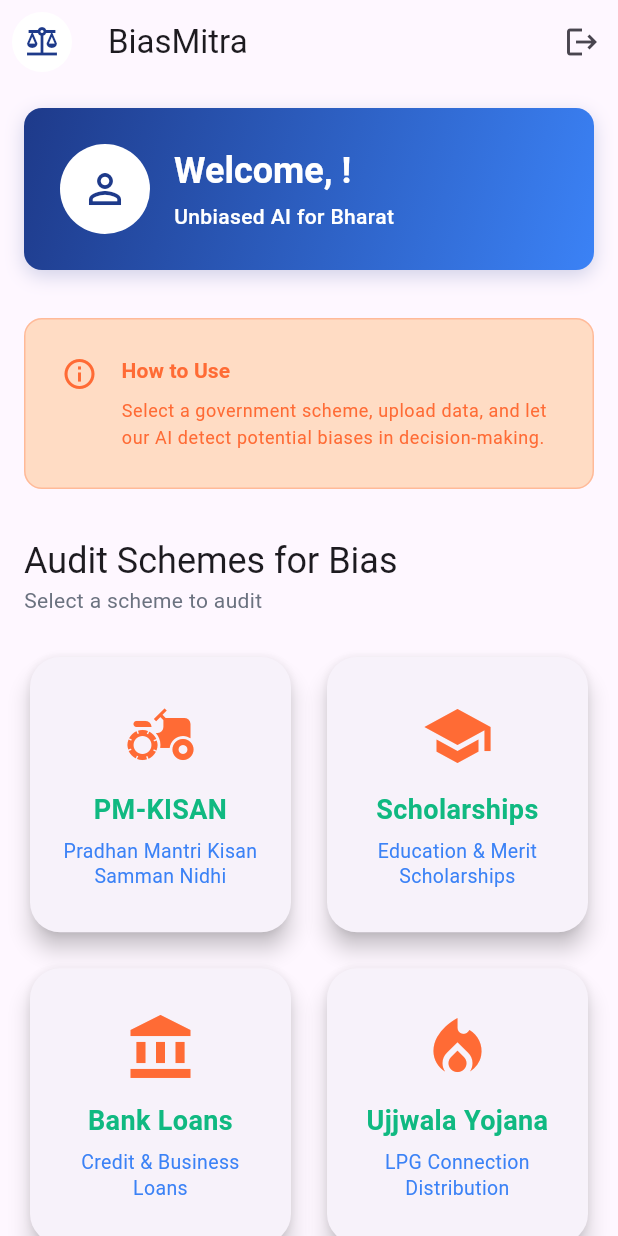
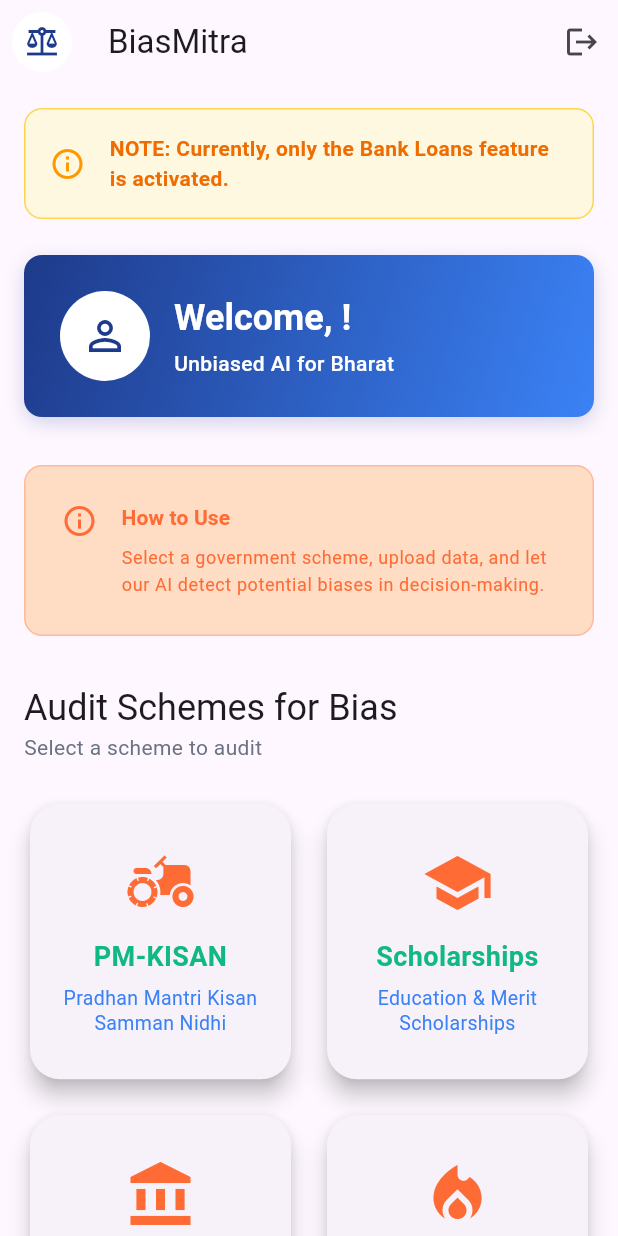
Before and after one commit to nishanththiru77/Bias_Mitra, a Flutter app: the DashboardScreen screen opened directly, on a phone screen of 412 x 824 dp. Run offline on Flutter 3.47's test engine with Material 3 defaults, Android fonts, the phone set to English and light mode, and no system bars; our stand-ins replace csv, file_picker, firebase_auth, firebase_core, fl_chart, flutter_dotenv and 5 more; accounts and stored records are empty; network calls fail.

Commit message:
Secured Gemini API key using dotenv and fixed UI text bugs

```diff
--- a/lib/core/constants.dart
+++ b/lib/core/constants.dart
@@ -3,6 +3,7 @@
 /// Color Scheme: Saffron (Orange), Green, Blue - Indian Heritage Colors
 
 import 'package:flutter/material.dart';
+import 'package:flutter_dotenv/flutter_dotenv.dart';
 
 /// App Color Palette - Indian Colors Theme
 class AppColors {
@@ -146,8 +147,8 @@
   // API Configuration
   static const String firebaseProjectId = 'bias-mitra-solution-challenge';
 
-  // NOTE: Replace this with your actual Google AI Studio API key!
-  static const String geminiApiKey = 'AIzaSyDvlfWTgK94qxHIjzsTh1Fn6mWGM2gP7ME';
+  // Fetches key securely from .env file
+  static String get geminiApiKey => dotenv.env['GEMINI_API_KEY'] ?? 'YOUR_GEMINI_API_KEY_HERE';
 
   // CSV Processing
   static const int maxFileSize = 10 * 1024 * 1024; // 10MB
--- a/lib/features/dashboard/screens/dashboard_screen.dart
+++ b/lib/features/dashboard/screens/dashboard_screen.dart
@@ -92,6 +92,33 @@
           child: Column(
             crossAxisAlignment: CrossAxisAlignment.start,
             children: [
+              // Bank Application Note
+              Container(
+                width: double.infinity,
+                padding: const EdgeInsets.all(AppConfig.defaultPadding),
+                margin: const EdgeInsets.only(bottom: AppConfig.defaultPadding * 1.5),
+                decoration: BoxDecoration(
+                  color: Colors.amber.shade50,
+                  borderRadius: BorderRadius.circular(AppConfig.defaultBorderRadius),
+                  border: Border.all(color: Colors.amber.shade300),
+                ),
+                child: Row(
+                  children: [
+                    const Icon(Icons.info_outline, color: Colors.orange),
+                    const SizedBox(width: AppConfig.defaultPadding),
+                    Expanded(
+                      child: Text(
+                        'NOTE: Currently, only the Bank Loans feature is activated.',
+                        style: TextStyle(
+                          color: Colors.orange.shade800,
+                          fontWeight: FontWeight.bold,
+                        ),
+                      ),
+                    ),
+                  ],
+                ),
+              ),
+
               // Welcome Section
               _buildWelcomeSection(userName),
 
--- a/pubspec.yaml
+++ b/pubspec.yaml
@@ -41,6 +41,7 @@
   intl: ^0.19.0
   connectivity_plus: ^5.0.0
   cupertino_icons: ^1.0.2
+  flutter_dotenv: ^6.0.1
 
 dev_dependencies:
   flutter_test:
@@ -52,7 +53,7 @@
   uses-material-design: true
 
   # Assets will be added here if needed
-  # assets:
-  #   - assets/images/
+  assets:
+    - .env
 
   # Fonts - Google Fonts handles these automatically
```
Also changed, not shown: lib/features/auth/services/auth_service.dart (+32 -35 lines), lib/features/scan/screens/scan_results_screen.dart (+94 -17 lines), lib/main.dart (+34 -3 lines), firebase.json, 2 other files.
